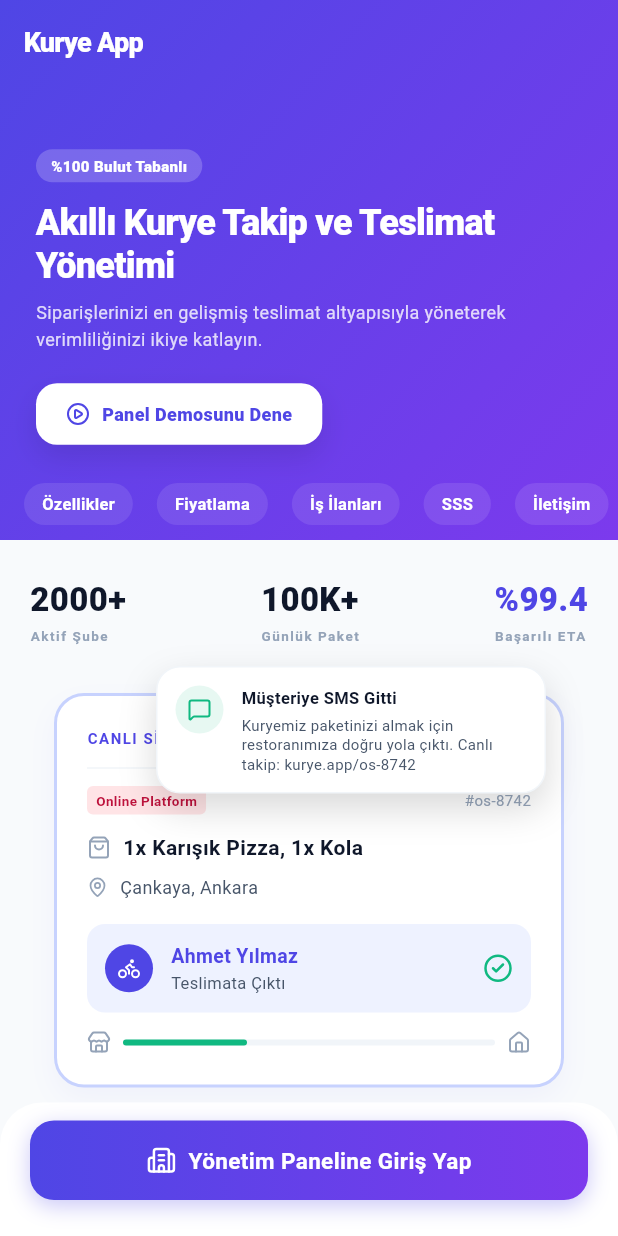
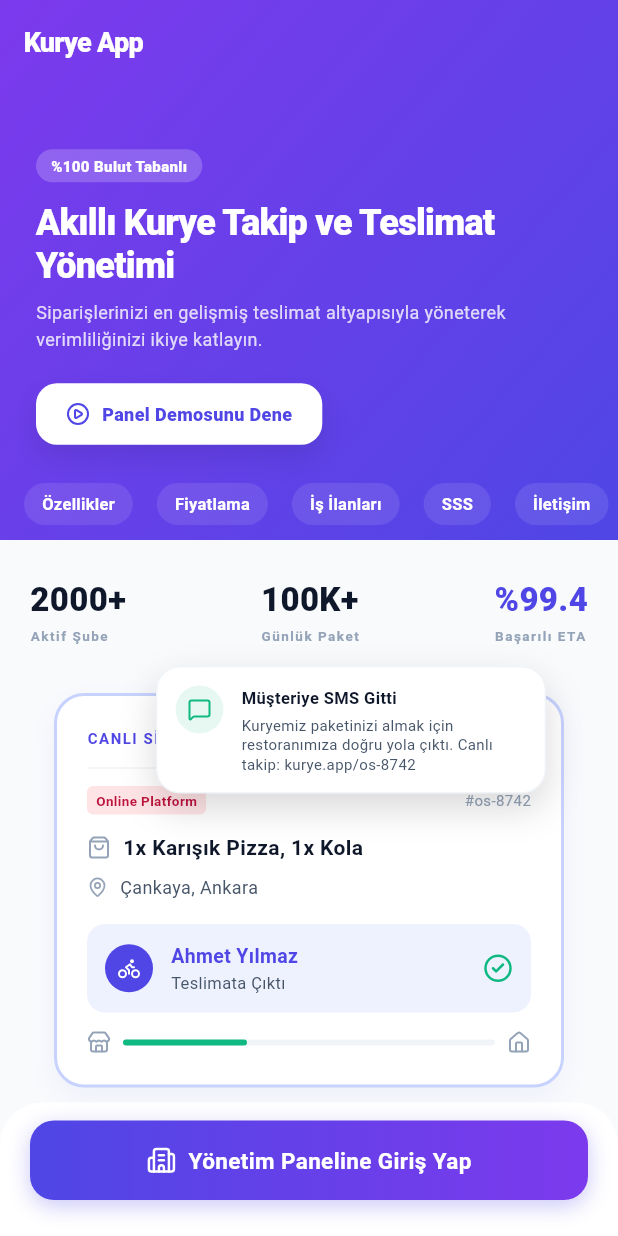
Before and after one commit to himmetakar/kurye, a Flutter app: the screen it shows after launch, on a phone screen of 412 x 824 dp. Run offline on Flutter 3.47's test engine with Material 3 defaults, Android fonts, the phone set to English and light mode, and no system bars; our stand-ins replace cloud_firestore, firebase_core, firebase_messaging, flutter_map, geolocator, latlong2 and 2 more; missing offline and left inert: dart:js; accounts and stored records are empty.

Commit message:
fix: change header color to purple theme, clean dummy contact info

```diff
--- a/lib/views/marketing/marketing_view.dart
+++ b/lib/views/marketing/marketing_view.dart
@@ -223,12 +223,12 @@ class _MarketingViewState extends State<MarketingView> {
           expandedHeight: 360,
           pinned: true,
           elevation: 0,
-          backgroundColor: _kIndigo,
+          backgroundColor: _kPurple,
           title: const Text('Kurye App', style: TextStyle(color: Colors.white, fontWeight: FontWeight.w900, fontSize: 18, letterSpacing: -0.5)),
           flexibleSpace: FlexibleSpaceBar(
             background: Container(
               decoration: const BoxDecoration(
-                gradient: LinearGradient(colors: [_kIndigo, _kPurple], begin: Alignment.topLeft, end: Alignment.bottomRight),
+                gradient: LinearGradient(colors: [_kPurple, _kIndigo], begin: Alignment.topLeft, end: Alignment.bottomRight),
               ),
               child: SafeArea(
                 child: Padding(
@@ -1315,17 +1315,11 @@ class _MarketingViewState extends State<MarketingView> {
       children: [
         _sectionBadge('Bize Ulaşın'),
         const SizedBox(height: 16),
-        const Text('İletişim Bilgilerimiz',
+        const Text('İletişim',
           style: TextStyle(color: _kTextHead, fontSize: 26, fontWeight: FontWeight.w900, letterSpacing: -0.4)),
         const SizedBox(height: 12),
-        const Text('Sistem hakkında detaylı bilgi almak, özel entegrasyon taleplerinizi görüşmek veya demo kurulum desteği istemek için form veya kanallarımızdan bize ulaşın.',
+        const Text('Sistem hakkında detaylı bilgi almak, özel entegrasyon taleplerinizi görüşmek veya demo kurulum desteği istemek için form üzerinden bize ulaşın.',
           style: TextStyle(color: _kTextBody, fontSize: 12, height: 1.65, fontWeight: FontWeight.w500)),
-        const Divider(height: 32, color: _kBorderLight),
-        _contactInfo(LucideIcons.phone, 'Telefon Müşteri Hizmetleri', '0555 555 55 55'),
-        const SizedBox(height: 16),
-        _contactInfo(LucideIcons.mail, 'E-Posta Adresimiz', 'info@kuryeapp.com'),
-        const SizedBox(height: 16),
-        _contactInfo(LucideIcons.mapPin, 'Merkez Ofis Adresi', 'Çankaya Merkez, Ankara, Türkiye'),
       ],
     );
 
@@ -1398,26 +1392,7 @@ class _MarketingViewState extends State<MarketingView> {
     return Column(children: [details, const SizedBox(height: 32), form]);
   }
 
-  Widget _contactInfo(IconData icon, String label, String value) {
-    return Row(
-      children: [
-        Container(
-          padding: const EdgeInsets.all(10),
-          decoration: BoxDecoration(color: _kIndigoPale, borderRadius: BorderRadius.circular(12), border: Border.all(color: _kIndigoBorder)),
-          child: Icon(icon, color: _kIndigo, size: 16),
-        ),
-        const SizedBox(width: 14),
-        Column(
-          crossAxisAlignment: CrossAxisAlignment.start,
-          children: [
-            Text(label, style: const TextStyle(color: _kTextMuted, fontSize: 9, fontWeight: FontWeight.w700, letterSpacing: 1)),
-            const SizedBox(height: 2),
-            Text(value, style: const TextStyle(color: _kTextHead, fontSize: 12, fontWeight: FontWeight.w800)),
-          ],
-        ),
-      ],
-    );
-  }
+
 
   Widget _formField(String label, TextEditingController ctrl, bool multiline, {TextInputType type = TextInputType.text}) {
     return Column(
```
